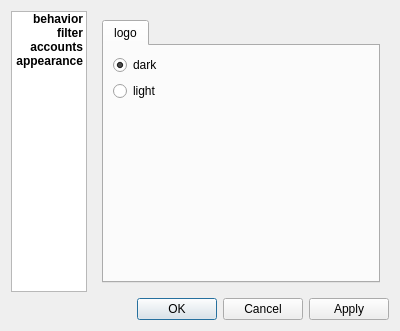
dodo/blain, file gui/preferences.ui: the form before one commit.
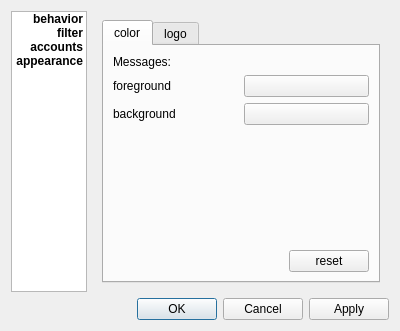
The form after the commit. The open tabs and pages were chosen to show the change.

Commit message: highlight new messages (atm all)

Diff of the .ui file:
```diff
--- a/gui/preferences.ui
+++ b/gui/preferences.ui
@@ -366,6 +366,99 @@
            <property name="currentIndex">
             <number>0</number>
            </property>
+           <widget class="QWidget" name="tab_8">
+            <attribute name="title">
+             <string>color</string>
+            </attribute>
+            <layout class="QVBoxLayout" name="verticalLayout_10">
+             <item>
+              <widget class="QLabel" name="label_5">
+               <property name="text">
+                <string>Messages:</string>
+               </property>
+              </widget>
+             </item>
+             <item>
+              <layout class="QHBoxLayout" name="horizontalLayout_11">
+               <item>
+                <widget class="QLabel" name="label_3">
+                 <property name="text">
+                  <string>foreground</string>
+                 </property>
+                </widget>
+               </item>
+               <item>
+                <widget class="QPushButton" name="fgcolorButton">
+                 <property name="autoFillBackground">
+                  <bool>false</bool>
+                 </property>
+                 <property name="text">
+                  <string/>
+                 </property>
+                </widget>
+               </item>
+              </layout>
+             </item>
+             <item>
+              <layout class="QHBoxLayout" name="horizontalLayout_12">
+               <item>
+                <widget class="QLabel" name="label_4">
+                 <property name="text">
+                  <string>background</string>
+                 </property>
+                 <property name="scaledContents">
+                  <bool>false</bool>
+                 </property>
+                </widget>
+               </item>
+               <item>
+                <widget class="QPushButton" name="bgcolorButton">
+                 <property name="text">
+                  <string/>
+                 </property>
+                </widget>
+               </item>
+              </layout>
+             </item>
+             <item>
+              <spacer name="verticalSpacer_5">
+               <property name="orientation">
+                <enum>Qt::Vertical</enum>
+               </property>
+               <property name="sizeHint" stdset="0">
+                <size>
+                 <width>20</width>
+                 <height>40</height>
+                </size>
+               </property>
+              </spacer>
+             </item>
+             <item>
+              <layout class="QHBoxLayout" name="horizontalLayout_13">
+               <item>
+                <spacer name="horizontalSpacer_4">
+                 <property name="orientation">
+                  <enum>Qt::Horizontal</enum>
+                 </property>
+                 <property name="sizeHint" stdset="0">
+                  <size>
+                   <width>40</width>
+                   <height>20</height>
+                  </size>
+                 </property>
+                </spacer>
+               </item>
+               <item>
+                <widget class="QPushButton" name="resetcolorButton">
+                 <property name="text">
+                  <string>reset</string>
+                 </property>
+                </widget>
+               </item>
+              </layout>
+             </item>
+            </layout>
+           </widget>
            <widget class="QWidget" name="tab_5">
             <attribute name="title">
              <string>logo</string>
```
The commit also changes 3 other files.
